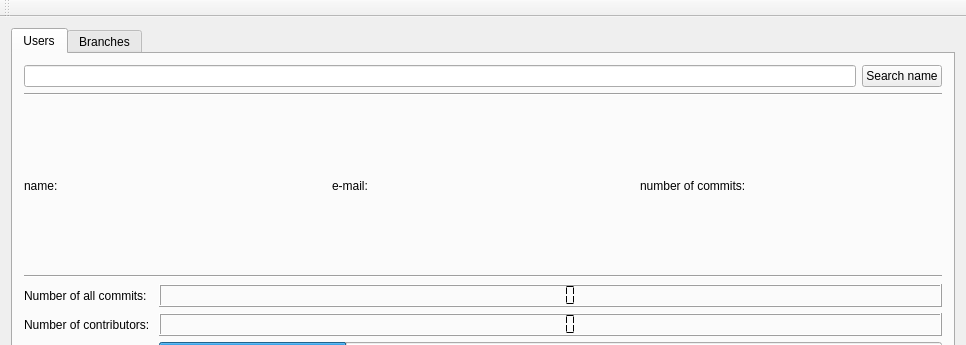
Qt form mainwindow.ui (Slavyana-c/Git-Desktop-Interface) before a commit; both pictures show x 0 to 966 and y 0 to 345 of the 966 by 496 pixel window.
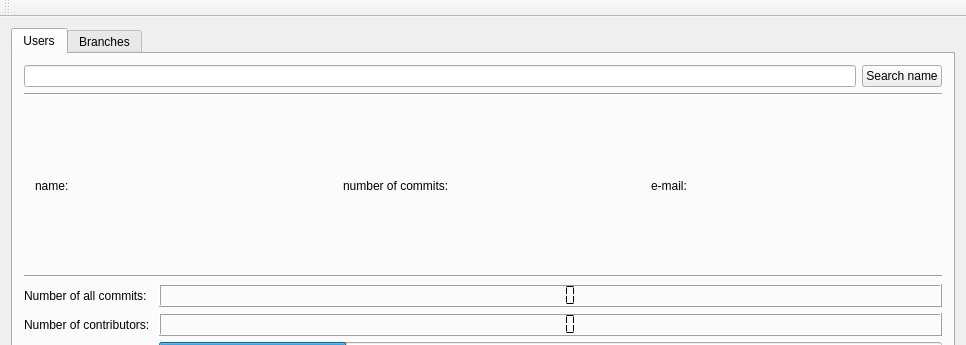
The same form after that commit.

```diff
--- a/mainwindow.ui
+++ b/mainwindow.ui
@@ -61,24 +61,42 @@
         <item>
          <layout class="QHBoxLayout" name="horizontalLayout_4">
           <item>
-           <widget class="QLabel" name="label_2">
-            <property name="text">
-             <string>name:</string>
-            </property>
+           <widget class="QWidget" name="widget" native="true">
+            <layout class="QVBoxLayout" name="verticalLayout_2">
+             <item>
+              <widget class="QLabel" name="label">
+               <property name="text">
+                <string>name:</string>
+               </property>
+              </widget>
+             </item>
+            </layout>
            </widget>
           </item>
           <item>
-           <widget class="QLabel" name="label_3">
-            <property name="text">
-             <string>e-mail:</string>
-            </property>
+           <widget class="QWidget" name="widget_3" native="true">
+            <layout class="QVBoxLayout" name="verticalLayout_4">
+             <item>
+              <widget class="QLabel" name="label_3">
+               <property name="text">
+                <string>number of commits:</string>
+               </property>
+              </widget>
+             </item>
+            </layout>
            </widget>
           </item>
           <item>
-           <widget class="QLabel" name="label">
-            <property name="text">
-             <string>number of commits:</string>
-            </property>
+           <widget class="QWidget" name="widget_2" native="true">
+            <layout class="QVBoxLayout" name="verticalLayout_3">
+             <item>
+              <widget class="QLabel" name="label_2">
+               <property name="text">
+                <string>e-mail:</string>
+               </property>
+              </widget>
+             </item>
+            </layout>
            </widget>
           </item>
          </layout>
```
